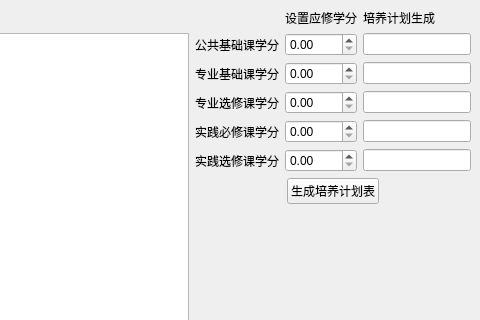
First picture: the form in mainwindow.ui, repository Spinning-cat/TrainingPlan, before the edit; both pictures show x 627 to 1107 and y 0 to 320 of the 1107 by 819 pixel window.
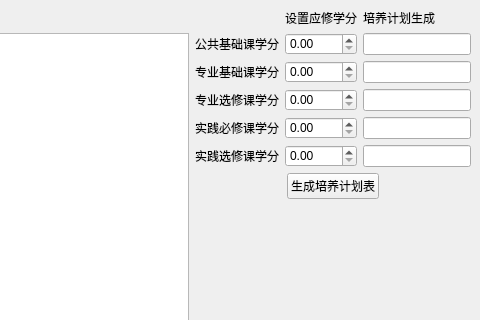
Second picture: the form after the edit.

```diff
--- a/mainwindow.ui
+++ b/mainwindow.ui
@@ -16,6 +16,9 @@
   <property name="layoutDirection">
    <enum>Qt::LayoutDirection::LeftToRight</enum>
   </property>
+  <property name="styleSheet">
+   <string notr="true">color:black;</string>
+  </property>
   <widget class="QWidget" name="centralwidget">
    <layout class="QGridLayout" name="gridLayout_5">
     <item row="0" column="1">
```
Left out of the diff: 11 changed lines with no effect on the pictures.
